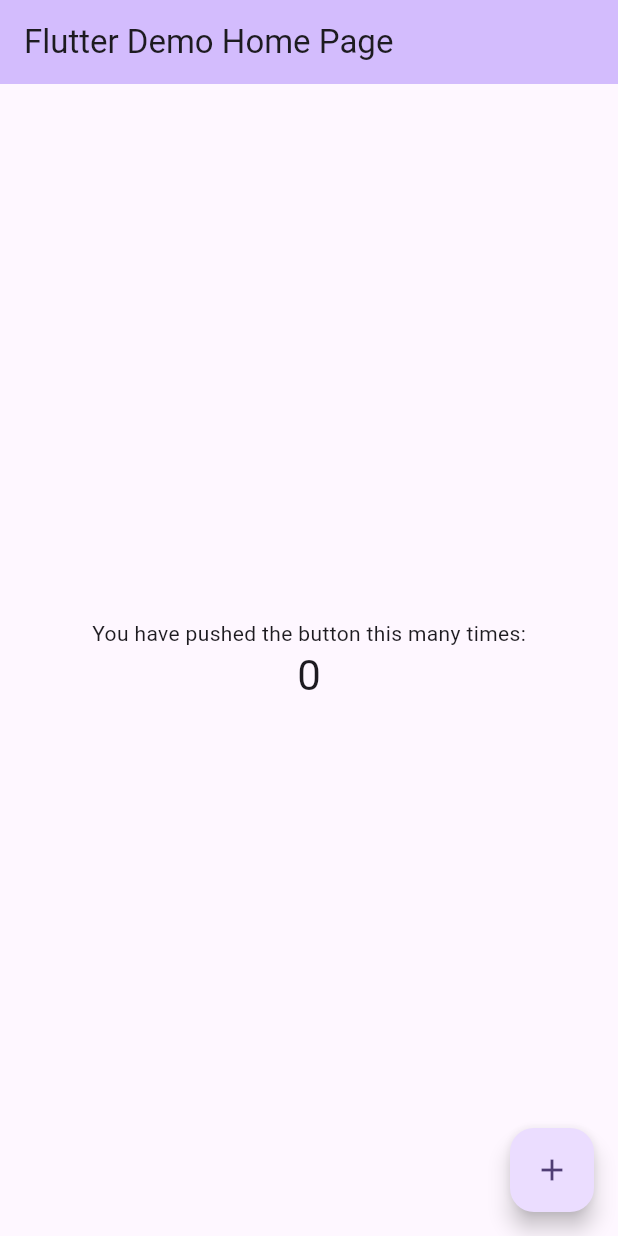
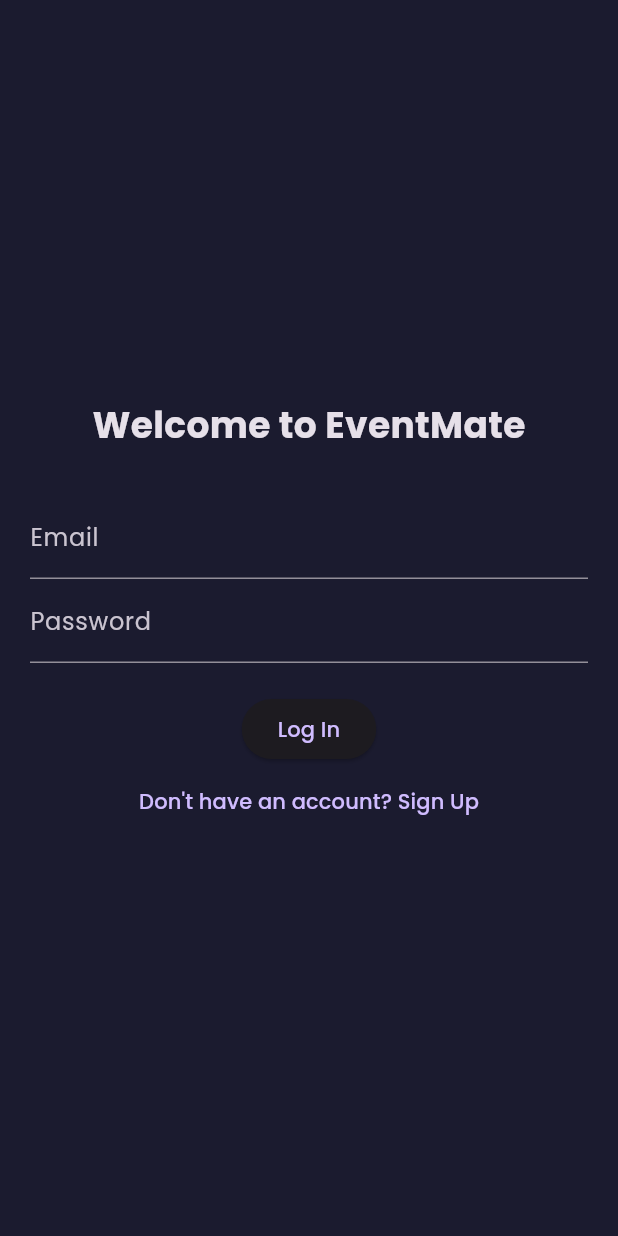
Before and after one commit to asmoshadw66/EventFlow, a Flutter app: the screen it shows after launch, on a phone screen of 412 x 824 dp. Run offline on Flutter 3.47's test engine with Material 3 defaults, Android fonts, the phone set to English and light mode, and no system bars; our stand-ins replace google_fonts.

Commit message:
mobileApp update

```diff
--- a/mobile_app/lib/main.dart
+++ b/mobile_app/lib/main.dart
@@ -1,125 +1,36 @@
 import 'package:flutter/material.dart';
+import 'package:google_fonts/google_fonts.dart';
+import 'screens/login_screen.dart';
+import 'screens/home_screen.dart';
+import 'screens/create_event_screen.dart';
+import 'screens/event_detail_screen.dart';
 
 void main() {
-  runApp(const MyApp());
+  runApp(const EventMateApp());
 }
 
-class MyApp extends StatelessWidget {
-  const MyApp({super.key});
+class EventMateApp extends StatelessWidget {
+  const EventMateApp({key}) : super(key: key);
 
-  // This widget is the root of your application.
   @override
   Widget build(BuildContext context) {
     return MaterialApp(
-      title: 'Flutter Demo',
-      theme: ThemeData(
-        // This is the theme of your application.
-        //
-        // TRY THIS: Try running your application with "flutter run". You'll see
-        // the application has a purple toolbar. Then, without quitting the app,
-        // try changing the seedColor in the colorScheme below to Colors.green
-        // and then invoke "hot reload" (save your changes or press the "hot
-        // reload" button in a Flutter-supported IDE, or press "r" if you used
-        // the command line to start the app).
-        //
-        // Notice that the counter didn't reset back to zero; the application
-        // state is not lost during the reload. To reset the state, use hot
-        // restart instead.
-        //
-        // This works for code too, not just values: Most code changes can be
-        // tested with just a hot reload.
-        colorScheme: ColorScheme.fromSeed(seedColor: Colors.deepPurple),
-        useMaterial3: true,
+      debugShowCheckedModeBanner: false,
+      title: 'EventMate',
+      theme: ThemeData.dark().copyWith(
+        textTheme: GoogleFonts.poppinsTextTheme(
+          ThemeData.dark().textTheme,
+        ),
+        primaryColor: Colors.deepPurple,
+        scaffoldBackgroundColor: Color(0xFF1B1B2F),
       ),
-      home: const MyHomePage(title: 'Flutter Demo Home Page'),
+      initialRoute: '/login',
+      routes: {
+        '/login': (context) => LoginScreen(),
+        '/home': (context) => HomeScreen(),
+        '/create': (context) => CreateEventScreen(),
+        '/event': (context) => EventDetailScreen(),
+      },
     );
   }
 }
-
-class MyHomePage extends StatefulWidget {
-  const MyHomePage({super.key, required this.title});
-
-  // This widget is the home page of your application. It is stateful, meaning
-  // that it has a State object (defined below) that contains fields that affect
-  // how it looks.
-
-  // This class is the configuration for the state. It holds the values (in this
-  // case the title) provided by the parent (in this case the App widget) and
-  // used by the build method of the State. Fields in a Widget subclass are
-  // always marked "final".
-
-  final String title;
-
-  @override
-  State<MyHomePage> createState() => _MyHomePageState();
-}
-
-class _MyHomePageState extends State<MyHomePage> {
-  int _counter = 0;
-
-  void _incrementCounter() {
-    setState(() {
-      // This call to setState tells the Flutter framework that something has
-      // changed in this State, which causes it to rerun the build method below
-      // so that the display can reflect the updated values. If we changed
-      // _counter without calling setState(), then the build method would not be
-      // called again, and so nothing would appear to happen.
-      _counter++;
-    });
-  }
-
-  @override
-  Widget build(BuildContext context) {
-    // This method is rerun every time setState is called, for instance as done
-    // by the _incrementCounter method above.
-    //
-    // The Flutter framework has been optimized to make rerunning build methods
-    // fast, so that you can just rebuild anything that needs updating rather
-    // than having to individually change instances of widgets.
-    return Scaffold(
-      appBar: AppBar(
-        // TRY THIS: Try changing the color here to a specific color (to
-        // Colors.amber, perhaps?) and trigger a hot reload to see the AppBar
-        // change color while the other colors stay the same.
-        backgroundColor: Theme.of(context).colorScheme.inversePrimary,
-        // Here we take the value from the MyHomePage object that was created by
-        // the App.build method, and use it to set our appbar title.
-        title: Text(widget.title),
-      ),
-      body: Center(
-        // Center is a layout widget. It takes a single child and positions it
-        // in the middle of the parent.
-        child: Column(
-          // Column is also a layout widget. It takes a list of children and
-          // arranges them vertically. By default, it sizes itself to fit its
-          // children horizontally, and tries to be as tall as its parent.
-          //
-          // Column has various properties to control how it sizes itself and
-          // how it positions its children. Here we use mainAxisAlignment to
-          // center the children vertically; the main axis here is the vertical
-          // axis because Columns are vertical (the cross axis would be
-          // horizontal).
-          //
-          // TRY THIS: Invoke "debug painting" (choose the "Toggle Debug Paint"
-          // action in the IDE, or press "p" in the console), to see the
-          // wireframe for each widget.
-          mainAxisAlignment: MainAxisAlignment.center,
-          children: <Widget>[
-            const Text(
-              'You have pushed the button this many times:',
-            ),
-            Text(
-              '$_counter',
-              style: Theme.of(context).textTheme.headlineMedium,
-            ),
-          ],
-        ),
-      ),
-      floatingActionButton: FloatingActionButton(
-        onPressed: _incrementCounter,
-        tooltip: 'Increment',
-        child: const Icon(Icons.add),
-      ), // This trailing comma makes auto-formatting nicer for build methods.
-    );
-  }
-}
--- /dev/null
+++ b/mobile_app/lib/screens/login_screen.dart
@@ -0,0 +1,42 @@
+import 'package:flutter/material.dart';
+
+class LoginScreen extends StatelessWidget {
+  final TextEditingController emailController = TextEditingController();
+  final TextEditingController passwordController = TextEditingController();
+
+  @override
+  Widget build(BuildContext context) {
+    return Scaffold(
+      body: Padding(
+        padding: const EdgeInsets.all(20.0),
+        child: Column(
+          mainAxisAlignment: MainAxisAlignment.center,
+          children: [
+            Text("Welcome to EventMate", style: TextStyle(fontSize: 24, fontWeight: FontWeight.bold)),
+            SizedBox(height: 30),
+            TextField(
+              controller: emailController,
+              decoration: InputDecoration(labelText: 'Email'),
+            ),
+            TextField(
+              controller: passwordController,
+              obscureText: true,
+              decoration: InputDecoration(labelText: 'Password'),
+            ),
+            SizedBox(height: 20),
+            ElevatedButton(
+              onPressed: () {
+                Navigator.pushReplacementNamed(context, '/home');
+              },
+              child: Text("Log In"),
+            ),
+            TextButton(
+              onPressed: () {},
+              child: Text("Don't have an account? Sign Up"),
+            )
+          ],
+        ),
+      ),
+    );
+  }
+}
```
Also changed, not shown: mobile_app/lib/screens/create_event_screen.dart (added, +50 -0 lines), mobile_app/lib/screens/event_detail_screen.dart (added, +29 -0 lines), mobile_app/lib/screens/home_screen.dart (added, +32 -0 lines), mobile_app/pubspec.yaml (+5 -76 lines), mobile_app/pubspec.lock, 2 other files.
